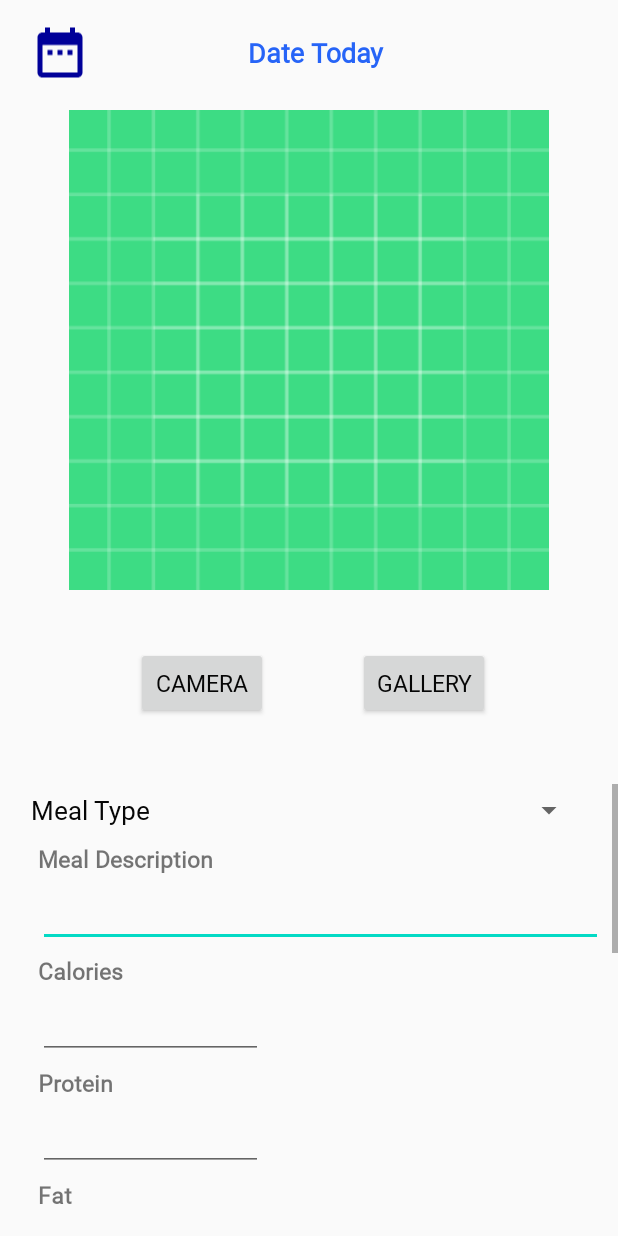
After one commit to 19003337/MyFitnessLive, an Android app: the AddMeal screen opened directly, with no data from a screen before it, on a phone screen of 412 x 824 dp. The commit adds this screen. Run offline under Robolectric (Android 15) with nearby library versions, the phone set to English and light mode, and no system bars.

Commit message:
Pushing - Add meal screen created.

```diff
--- a/app/src/main/AndroidManifest.xml
+++ b/app/src/main/AndroidManifest.xml
@@ -9,6 +9,7 @@
         android:roundIcon="@mipmap/ic_launcher_round"
         android:supportsRtl="true"
         android:theme="@style/AppTheme">
+        <activity android:name=".AddMeal"></activity>
         <activity android:name=".PhotoAlbum" />
         <activity android:name=".ExerciseScreen" />
         <activity android:name=".WaterIntakeScreen" />
--- /dev/null
+++ b/app/src/main/java/com/vc19003337/myfitnesslive/AddMeal.java
@@ -0,0 +1,16 @@
+package com.vc19003337.myfitnesslive;
+
+import androidx.appcompat.app.AppCompatActivity;
+
+import android.os.Bundle;
+
+public class AddMeal extends AppCompatActivity
+{
+
+    @Override
+    protected void onCreate(Bundle savedInstanceState)
+    {
+        super.onCreate(savedInstanceState);
+        setContentView(R.layout.activity_add_meal);
+    }
+}
--- a/app/src/main/java/com/vc19003337/myfitnesslive/HomeScreen.java
+++ b/app/src/main/java/com/vc19003337/myfitnesslive/HomeScreen.java
@@ -41,6 +41,7 @@ public class HomeScreen extends AppCompatActivity implements View.OnClickListene
     Button camera;
     TextView caloriesRemaining, goalCalories, caloriesConsumed, caloriesBurned;
     //String dailyCalorieIntake;
+    Integer calculatedCalorieRemaining;
     Goals goals;
 
     @Override
@@ -76,6 +77,16 @@ public class HomeScreen extends AppCompatActivity implements View.OnClickListene
         drawerLayout.addDrawerListener(toggleOnAndOff);
         toggleOnAndOff.syncState();
 
+        camera.setOnClickListener(new View.OnClickListener()
+        {
+            @Override
+            public void onClick(View view)
+            {
+                Intent i = new Intent(HomeScreen.this, AddMeal.class);
+                startActivity(i);
+            }
+        });
+
         myRef.child("Goals").addValueEventListener(new ValueEventListener() {
             @SuppressLint("SetTextI18n")
             @Override
@@ -85,10 +96,13 @@ public class HomeScreen extends AppCompatActivity implements View.OnClickListene
                 if(goals != null)
                 {
                     goalCalories.setText(String.valueOf(goals.getDailyCalorieIntake()) + " kcal");
+                    calculatedCalorieRemaining = goals.getDailyCalorieIntake();
+                    caloriesRemaining.setText(calculatedCalorieRemaining.toString() + "  calories remaining");
                 }
                 else
                 {
-                    goalCalories.setText("Goals not set");
+                    goalCalories.setText("0 kcal");
+                    caloriesRemaining.setText("Goals not set");
                 }
             }
 
--- /dev/null
+++ b/app/src/main/res/layout/activity_add_meal.xml
@@ -0,0 +1,382 @@
+<?xml version="1.0" encoding="utf-8"?>
+<androidx.constraintlayout.widget.ConstraintLayout xmlns:android="http://schemas.android.com/apk/res/android"
+    xmlns:app="http://schemas.android.com/apk/res-auto"
+    xmlns:tools="http://schemas.android.com/tools"
+    android:layout_width="match_parent"
+    android:layout_height="match_parent"
+    tools:context=".AddMeal">
+
+    <LinearLayout
+        android:id="@+id/linearLayout4"
+        android:layout_width="match_parent"
+        android:layout_height="wrap_content"
+        android:orientation="horizontal"
+        app:layout_constraintBottom_toBottomOf="parent"
+        app:layout_constraintEnd_toEndOf="parent"
+        app:layout_constraintHorizontal_bias="0.0"
+        app:layout_constraintStart_toStartOf="parent"
+        app:layout_constraintTop_toTopOf="parent"
+        app:layout_constraintVertical_bias="0.0">
+
+        <ImageView
+            android:id="@+id/imageView_Calender"
+            android:layout_width="40dp"
+            android:layout_height="50dp"
+            android:layout_marginStart="20dp"
+            android:layout_marginTop="10dp"
+            app:srcCompat="@drawable/ic_baseline_date_range_24" />
+
+        <TextView
+            android:id="@+id/tv_DateToday"
+            android:layout_width="300dp"
+            android:layout_height="50dp"
+            android:layout_marginTop="10dp"
+            android:fontFamily="@font/marcellus"
+            android:gravity="center"
+            android:text="Date Today"
+            android:textAlignment="center"
+            android:textColor="@color/blue"
+            android:textSize="18dp"
+            android:textStyle="bold" />
+    </LinearLayout>
+
+    <ImageView
+        android:id="@+id/imageView_MealPhoto"
+        android:layout_width="match_parent"
+        android:layout_height="320dp"
+        app:layout_constraintBottom_toBottomOf="parent"
+        app:layout_constraintEnd_toEndOf="parent"
+        app:layout_constraintHorizontal_bias="0.0"
+        app:layout_constraintStart_toStartOf="parent"
+        app:layout_constraintTop_toTopOf="parent"
+        app:layout_constraintVertical_bias="0.145"
+        app:srcCompat="@drawable/ic_launcher_background" />
+
+    <LinearLayout
+        android:layout_width="match_parent"
+        android:layout_height="wrap_content"
+        android:orientation="horizontal"
+        android:gravity="center"
+        app:layout_constraintBottom_toBottomOf="parent"
+        app:layout_constraintEnd_toEndOf="parent"
+        app:layout_constraintHorizontal_bias="0.0"
+        app:layout_constraintStart_toStartOf="parent"
+        app:layout_constraintTop_toTopOf="@+id/linearLayout4"
+        app:layout_constraintVertical_bias="0.556">
+
+        <Button
+            android:id="@+id/btn_Camera"
+            android:layout_width="wrap_content"
+            android:layout_height="wrap_content"
+            android:layout_marginLeft="5dp"
+            android:fontFamily="@font/marcellus"
+            android:text="Camera"
+            android:textColor="@color/black"
+            android:textSize="15dp" />
+
+        <Button
+            android:id="@+id/btn_Gallery"
+            android:layout_width="wrap_content"
+            android:layout_height="wrap_content"
+            android:layout_marginStart="60dp"
+            android:layout_marginRight="5dp"
+            android:fontFamily="@font/marcellus"
+            android:text="Gallery"
+            android:textColor="@color/black"
+            android:textSize="15dp" />
+
+    </LinearLayout>
+
+    <ScrollView
+        android:layout_width="match_parent"
+        android:layout_height="300dp"
+        app:layout_constraintBottom_toBottomOf="parent"
+        app:layout_constraintEnd_toEndOf="parent"
+        app:layout_constraintHorizontal_bias="0.0"
+        app:layout_constraintStart_toStartOf="parent"
+        app:layout_constraintTop_toTopOf="parent"
+        app:layout_constraintVertical_bias="0.997">
+
+        <LinearLayout
+            android:layout_width="match_parent"
+            android:layout_height="wrap_content"
+            android:orientation="vertical">
+
+        <LinearLayout
+            android:layout_width="match_parent"
+            android:layout_height="wrap_content"
+            android:orientation="horizontal">
+
+            <TextView
+                android:id="@+id/tv_MealType"
+                android:layout_width="wrap_content"
+                android:layout_height="wrap_content"
+                android:layout_marginStart="20dp"
+                android:layout_marginTop="5dp"
+                android:layout_marginBottom="10dp"
+                android:fontFamily="@font/marcellus"
+                android:gravity="center_vertical|end"
+                android:text="Meal Type"
+                android:textColor="@color/black"
+                android:textSize="17dp" />
+
+            <Spinner
+                android:id="@+id/spinner_MealType"
+                android:layout_width="200dp"
+                android:layout_height="wrap_content"
+                android:layout_marginStart="90dp"
+                android:layout_marginTop="5dp"
+                android:layout_marginBottom="10dp"
+                android:fontFamily="@font/marcellus"
+                android:gravity="center_vertical|end"
+                android:textColor="@color/black"
+                android:textSize="17dp">
+            </Spinner>
+
+        </LinearLayout>
+
+            <TextView
+                android:id="@+id/tv_Description"
+                android:layout_width="match_parent"
+                android:layout_height="wrap_content"
+                android:layout_marginStart="25dp"
+                android:layout_marginRight="10dp"
+                android:fontFamily="@font/marcellus"
+                android:text="Meal Description"
+                android:textSize="15dp"
+                android:textStyle="bold" />
+
+            <EditText
+                android:id="@+id/et_description"
+                android:layout_width="match_parent"
+                android:layout_height="wrap_content"
+                android:layout_marginStart="25dp"
+                android:layout_marginTop="5dp"
+                android:layout_marginEnd="10dp"
+                android:layout_marginBottom="5dp"
+                android:fontFamily="@font/marcellus"
+                android:inputType="text"
+                android:textColor="@color/black"
+                android:textSize="16dp"
+                android:textStyle="bold"/>
+
+            <TextView
+                android:id="@+id/tv_Calories"
+                android:layout_width="match_parent"
+                android:layout_height="wrap_content"
+                android:layout_marginStart="25dp"
+                android:layout_marginRight="10dp"
+                android:fontFamily="@font/marcellus"
+                android:text="Calories"
+                android:textSize="15dp"
+                android:textStyle="bold" />
+
+            <EditText
+                android:id="@+id/et_calories"
+                android:layout_width="150dp"
+                android:layout_height="wrap_content"
+                android:layout_marginStart="25dp"
+                android:layout_marginTop="5dp"
+                android:layout_marginEnd="10dp"
+                android:layout_marginBottom="5dp"
+                android:fontFamily="@font/marcellus"
+                android:inputType="numberDecimal"
+                android:textColor="@color/black"
+                android:textSize="16dp"
+                android:textStyle="bold"/>
+
+            <TextView
+                android:id="@+id/tv_Protein"
+                android:layout_width="match_parent"
+                android:layout_height="wrap_content"
+                android:layout_marginStart="25dp"
+                android:layout_marginRight="10dp"
+                android:fontFamily="@font/marcellus"
+                android:text="Protein"
+                android:textSize="15dp"
+                android:textStyle="bold" />
+
+            <EditText
+                android:id="@+id/et_protein"
+                android:layout_width="150dp"
+                android:layout_height="wrap_content"
+                android:layout_marginStart="25dp"
+                android:layout_marginTop="5dp"
+                android:layout_marginEnd="10dp"
+                android:layout_marginBottom="5dp"
+                android:fontFamily="@font/marcellus"
+                android:inputType="numberDecimal"
+                android:textColor="@color/black"
+                android:textSize="16dp"
+                android:textStyle="bold"/>
+
+            <TextView
+                android:id="@+id/tv_Fat"
+                android:layout_width="match_parent"
+                android:layout_height="wrap_content"
+                android:layout_marginStart="25dp"
+                android:layout_marginRight="10dp"
+                android:fontFamily="@font/marcellus"
+                android:text="Fat"
+                android:textSize="15dp"
+                android:textStyle="bold" />
+
+            <EditText
+                android:id="@+id/et_fat"
+                android:layout_width="150dp"
+                android:layout_height="wrap_content"
+                android:layout_marginStart="25dp"
+                android:layout_marginTop="5dp"
+                android:layout_marginEnd="10dp"
+                android:layout_marginBottom="5dp"
+                android:fontFamily="@font/marcellus"
+                android:inputType="numberDecimal"
+                android:textColor="@color/black"
+                android:textSize="16dp"
+                android:textStyle="bold"/>
+
+            <TextView
+                android:id="@+id/tv_Carbohydrates"
+                android:layout_width="match_parent"
+                android:layout_height="wrap_content"
+                android:layout_marginStart="25dp"
+                android:layout_marginRight="10dp"
+                android:fontFamily="@font/marcellus"
+                android:text="Carbohydrates"
+                android:textSize="15dp"
+                android:textStyle="bold" />
+
+            <EditText
+                android:id="@+id/et_carbohydrates"
+                android:layout_width="150dp"
+                android:layout_height="wrap_content"
+                android:layout_marginStart="25dp"
+                android:layout_marginTop="5dp"
+                android:layout_marginEnd="10dp"
+                android:layout_marginBottom="5dp"
+                android:fontFamily="@font/marcellus"
+                android:inputType="numberDecimal"
+                android:textColor="@color/black"
+                android:textSize="16dp"
+                android:textStyle="bold"/>
+
+            <TextView
+                android:id="@+id/tv_Cholesterol"
+                android:layout_width="match_parent"
+                android:layout_height="wrap_content"
+                android:layout_marginStart="25dp"
+                android:layout_marginRight="10dp"
+                android:fontFamily="@font/marcellus"
+                android:text="Cholesterol"
+                android:textSize="15dp"
+                android:textStyle="bold" />
+
+            <EditText
+                android:id="@+id/et_cholesterol"
+                android:layout_width="150dp"
+                android:layout_height="wrap_content"
+                android:layout_marginStart="25dp"
+                android:layout_marginTop="5dp"
+                android:layout_marginEnd="10dp"
+                android:layout_marginBottom="5dp"
+                android:fontFamily="@font/marcellus"
+                android:inputType="numberDecimal"
+                android:textColor="@color/black"
+                android:textSize="16dp"
+                android:textStyle="bold"/>
+
+            <TextView
+                android:id="@+id/tv_Fiber"
+                android:layout_width="match_parent"
+                android:layout_height="wrap_content"
+                android:layout_marginStart="25dp"
+                android:layout_marginRight="10dp"
+                android:fontFamily="@font/marcellus"
+                android:text="Fiber"
+                android:textSize="15dp"
+                android:textStyle="bold" />
+
+            <EditText
+                android:id="@+id/et_fiber"
+                android:layout_width="150dp"
+                android:layout_height="wrap_content"
+                android:layout_marginStart="25dp"
+                android:layout_marginTop="5dp"
+                android:layout_marginEnd="10dp"
+                android:layout_marginBottom="5dp"
+                android:fontFamily="@font/marcellus"
+                android:inputType="numberDecimal"
+                android:textColor="@color/black"
+                android:textSize="16dp"
+                android:textStyle="bold"/>
+
+            <TextView
+                android:id="@+id/tv_Sodium"
+                android:layout_width="match_parent"
+                android:layout_height="wrap_content"
+                android:layout_marginStart="25dp"
+                android:layout_marginRight="10dp"
+                android:fontFamily="@font/marcellus"
+                android:text="Sodium"
+                android:textSize="15dp"
+                android:textStyle="bold" />
+
+            <EditText
+                android:id="@+id/et_sodium"
+                android:layout_width="150dp"
+                android:layout_height="wrap_content"
+                android:layout_marginStart="25dp"
+                android:layout_marginTop="5dp"
+                android:layout_marginEnd="10dp"
+                android:layout_marginBottom="5dp"
+                android:fontFamily="@font/marcellus"
+                android:inputType="numberDecimal"
+                android:textColor="@color/black"
+                android:textSize="16dp"
+                android:textStyle="bold"/>
+
+            <TextView
+                android:id="@+id/tv_Potassium"
+                android:layout_width="match_parent"
+                android:layout_height="wrap_content"
+                android:layout_marginStart="25dp"
+                android:layout_marginRight="10dp"
+                android:fontFamily="@font/marcellus"
+                android:text="Potassium"
+                android:textSize="15dp"
+                android:textStyle="bold" />
+
+            <EditText
+                android:id="@+id/et_potassium"
+                android:layout_width="150dp"
+                android:layout_height="wrap_content"
+                android:layout_marginStart="25dp"
+                android:layout_marginTop="5dp"
+                android:layout_marginEnd="10dp"
+                android:layout_marginBottom="5dp"
+                android:fontFamily="@font/marcellus"
+                android:inputType="numberDecimal"
+                android:textColor="@color/black"
+                android:textSize="16dp"
+                android:textStyle="bold"/>
+
+            <Button
+                android:id="@+id/btn_save"
+                android:layout_width="120dp"
+                android:layout_height="wrap_content"
+                android:layout_gravity="center_horizontal"
+                android:layout_marginTop="20dp"
+                android:layout_marginBottom="20dp"
+                android:backgroundTint="@color/blue"
+                android:fontFamily="@font/marcellus"
+                android:text="Save"
+                android:textColor="@color/white"
+                android:textSize="20dp"
+                android:textStyle="bold" />
+
+        </LinearLayout>
+
+    </ScrollView>
+
+
+</androidx.constraintlayout.widget.ConstraintLayout>
--- a/app/src/main/res/layout/activity_home_screen.xml
+++ b/app/src/main/res/layout/activity_home_screen.xml
@@ -64,7 +64,7 @@
                 android:layout_width="wrap_content"
                 android:layout_height="50dp"
                 android:drawableLeft="@drawable/ic_baseline_fastfood_24"
-                android:text="853 kcal"
+                android:text="0 kcal"
                 android:textAllCaps="false"
                 android:background="@android:color/transparent"
                 android:layout_marginStart="50dp"/>
@@ -74,7 +74,7 @@
                 android:layout_width="wrap_content"
                 android:layout_height="50dp"
                 android:drawableLeft="@drawable/ic_baseline_directions_run_24"
-                android:text="374 kcal"
+                android:text="0 kcal"
                 android:textAllCaps="false"
                 android:background="@android:color/transparent"
                 android:layout_marginStart="50dp"/>
@@ -101,7 +101,7 @@
                 android:layout_marginBottom="5dp"
                 android:fontFamily="@font/marcellus"
                 android:gravity="center"
-                android:text="09/09/2020 - Breakfast"
+                android:text="09/09/2020 - Lunch"
                 android:textAlignment="center"
 
                 android:textColor="@color/black"
--- a/app/src/main/res/values/strings.xml
+++ b/app/src/main/res/values/strings.xml
@@ -32,6 +32,13 @@
         <item>Imperial</item>
     </string-array>
 
+    <string-array name="mealType">
+        <item>Breakfast</item>
+        <item>Lunch</item>
+        <item>Dinner</item>
+        <item>Snack/Other</item>
+    </string-array>
+
     <string name="navigation_drawer_open">Open navigation drawer</string>
     <string name="navigation_drawer_close">Close navigation drawer</string>
 
```
